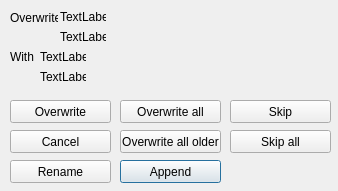
The window that FileOperation/CopyMoveConflictDialog.ui (martin-kudlicka/file-commander) describes before a commit, drawn with Qt 5.
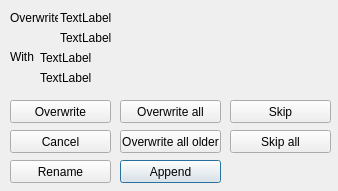
The same window after the commit.

Commit message: + show file information in copy/move conflict dialog

```diff
--- a/FileOperation/CopyMoveConflictDialog.ui
+++ b/FileOperation/CopyMoveConflictDialog.ui
@@ -25,32 +25,6 @@
     <string>Overwrite</string>
    </property>
   </widget>
-  <widget class="QLabel" name="qlSourceFilename" >
-   <property name="geometry" >
-    <rect>
-     <x>60</x>
-     <y>10</y>
-     <width>46</width>
-     <height>14</height>
-    </rect>
-   </property>
-   <property name="text" >
-    <string>TextLabel</string>
-   </property>
-  </widget>
-  <widget class="QLabel" name="qlSourceInfo" >
-   <property name="geometry" >
-    <rect>
-     <x>60</x>
-     <y>30</y>
-     <width>46</width>
-     <height>14</height>
-    </rect>
-   </property>
-   <property name="text" >
-    <string>TextLabel</string>
-   </property>
-  </widget>
   <widget class="QLabel" name="label_2" >
    <property name="geometry" >
     <rect>
@@ -64,32 +38,6 @@
     <string>With</string>
    </property>
   </widget>
-  <widget class="QLabel" name="qlDestinationFilename" >
-   <property name="geometry" >
-    <rect>
-     <x>40</x>
-     <y>50</y>
-     <width>46</width>
-     <height>14</height>
-    </rect>
-   </property>
-   <property name="text" >
-    <string>TextLabel</string>
-   </property>
-  </widget>
-  <widget class="QLabel" name="qlDestinationInfo" >
-   <property name="geometry" >
-    <rect>
-     <x>40</x>
-     <y>70</y>
-     <width>46</width>
-     <height>14</height>
-    </rect>
-   </property>
-   <property name="text" >
-    <string>TextLabel</string>
-   </property>
-  </widget>
   <widget class="QPushButton" name="qpbAppend" >
    <property name="geometry" >
     <rect>
@@ -194,6 +142,58 @@
     <string>Cancel</string>
    </property>
   </widget>
+  <widget class="QLabel" name="qlSourceInfo" >
+   <property name="geometry" >
+    <rect>
+     <x>60</x>
+     <y>30</y>
+     <width>171</width>
+     <height>16</height>
+    </rect>
+   </property>
+   <property name="text" >
+    <string>TextLabel</string>
+   </property>
+  </widget>
+  <widget class="QLabel" name="qlSourceFilename" >
+   <property name="geometry" >
+    <rect>
+     <x>60</x>
+     <y>10</y>
+     <width>241</width>
+     <height>16</height>
+    </rect>
+   </property>
+   <property name="text" >
+    <string>TextLabel</string>
+   </property>
+  </widget>
+  <widget class="QLabel" name="qlDestinationInfo" >
+   <property name="geometry" >
+    <rect>
+     <x>40</x>
+     <y>70</y>
+     <width>171</width>
+     <height>16</height>
+    </rect>
+   </property>
+   <property name="text" >
+    <string>TextLabel</string>
+   </property>
+  </widget>
+  <widget class="QLabel" name="qlDestinationFilename" >
+   <property name="geometry" >
+    <rect>
+     <x>40</x>
+     <y>50</y>
+     <width>241</width>
+     <height>16</height>
+    </rect>
+   </property>
+   <property name="text" >
+    <string>TextLabel</string>
+   </property>
+  </widget>
  </widget>
  <resources/>
  <connections/>
```
The commit also changes 2 other files.
